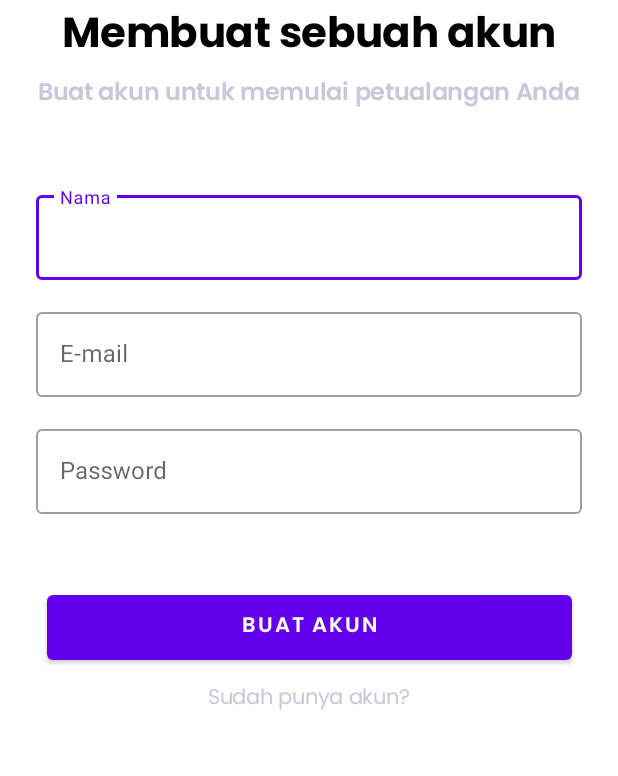
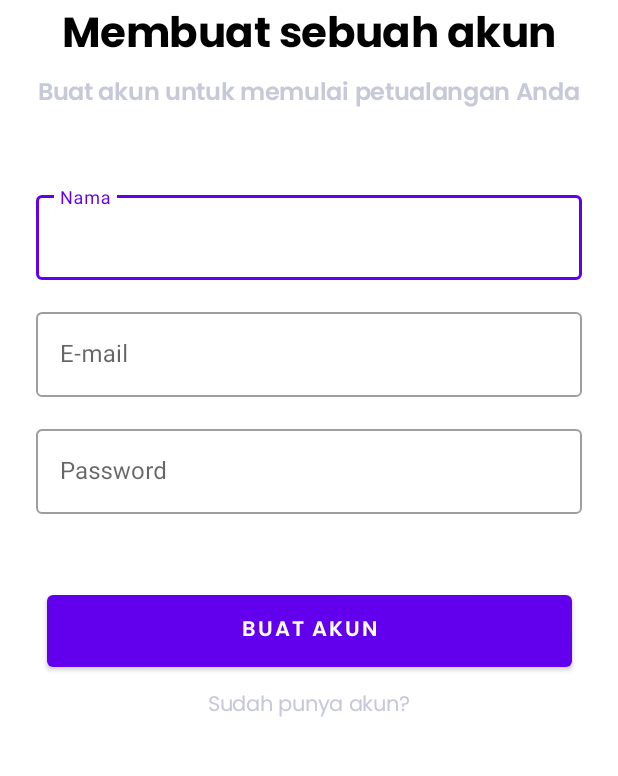
Before and after one commit to blitzkz23/capstone-sib-curahan-mental-csd-062, an Android app: the RegisterActivity screen opened directly, with no data from a screen before it, on a phone screen of 412 x 824 dp, the part 249-1025 px from its top. Run offline under Robolectric (Android 15) with nearby library versions, the phone set to English and light mode, and no system bars.

Commit message:
[#5] Minor changes toward button

```diff
--- a/app/src/main/res/layout/activity_register.xml
+++ b/app/src/main/res/layout/activity_register.xml
@@ -105,7 +105,7 @@
     <com.google.android.material.button.MaterialButton
         android:id="@+id/materialButton"
         android:layout_width="350dp"
-        android:layout_height="55dp"
+        android:layout_height="60dp"
         android:layout_marginTop="@dimen/dimens_48dp"
         android:fontFamily="@font/poppins_semibold"
         android:text="@string/buat_akun2"
--- a/app/src/main/res/values/themes.xml
+++ b/app/src/main/res/values/themes.xml
@@ -2,7 +2,7 @@
     <!-- Base application theme. -->
     <style name="Theme.CurahanMental" parent="Theme.MaterialComponents.DayNight.DarkActionBar">
         <!-- Primary brand color. -->
-        <item name="colorPrimary">@color/purple_500</item>
+        <item name="colorPrimary">@color/curahan_light_green</item>
         <item name="colorPrimaryVariant">@color/purple_700</item>
         <item name="colorOnPrimary">@color/white</item>
         <!-- Secondary brand color. -->
```
